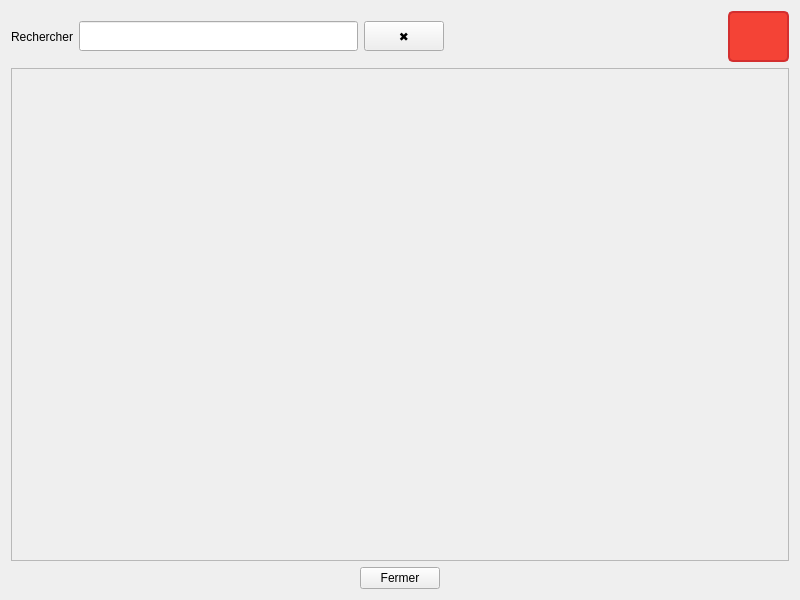
Above: Dispositions.ui from Eliasgnd/Eau-couper_by_AE before the change. Below: the same form after it.
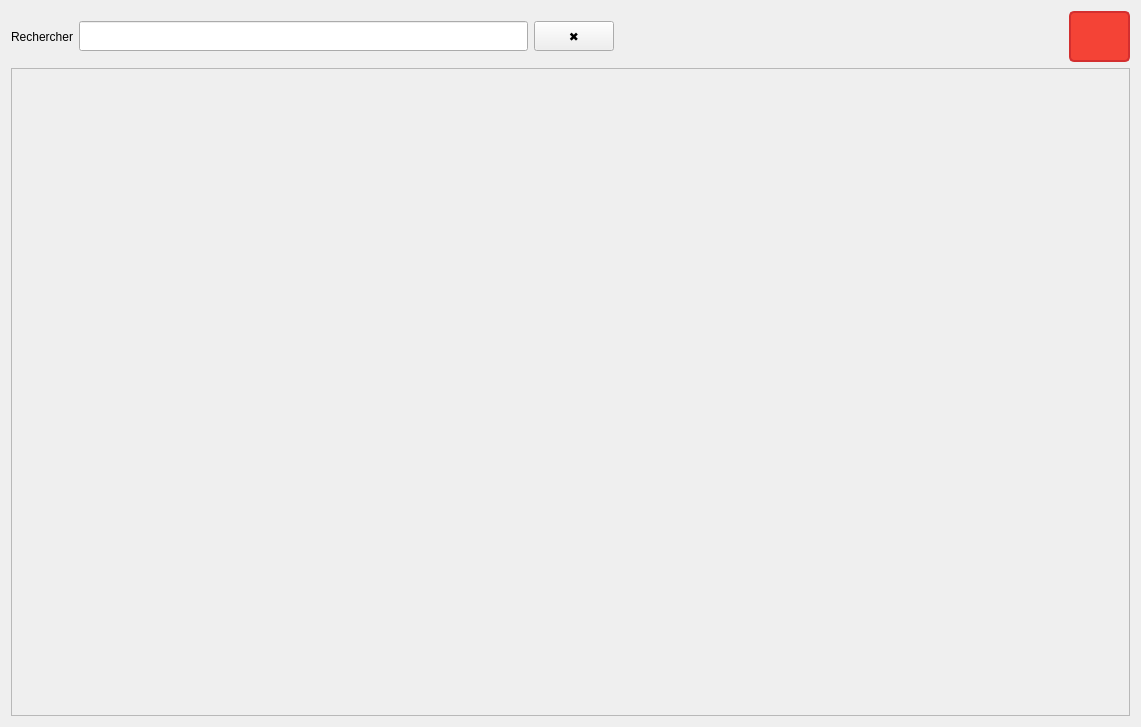
That is the form after the change. Icons and pictures are not drawn.

Commit message: suppression du bouton fermer

Patch:
```diff
--- a/Dispositions.ui
+++ b/Dispositions.ui
@@ -6,8 +6,8 @@
    <rect>
     <x>0</x>
     <y>0</y>
-    <width>800</width>
-    <height>600</height>
+    <width>1141</width>
+    <height>727</height>
    </rect>
   </property>
   <layout class="QVBoxLayout" name="verticalLayout">
@@ -112,6 +112,14 @@
       <bool>true</bool>
      </property>
      <widget class="QWidget" name="scrollAreaWidgetContents">
+      <property name="geometry">
+       <rect>
+        <x>0</x>
+        <y>0</y>
+        <width>1117</width>
+        <height>643</height>
+       </rect>
+      </property>
       <layout class="QGridLayout" name="gridLayout">
        <property name="leftMargin">
         <number>10</number>
@@ -132,13 +140,6 @@
      </widget>
     </widget>
    </item>
-   <item alignment="Qt::AlignHCenter">
-    <widget class="QPushButton" name="closeBtn">
-     <property name="text">
-      <string>Fermer</string>
-     </property>
-    </widget>
-   </item>
   </layout>
  </widget>
  <resources>
```
Left out of the diff: 2 changed lines with no effect on the pictures. The commit also changes 1 other file.
